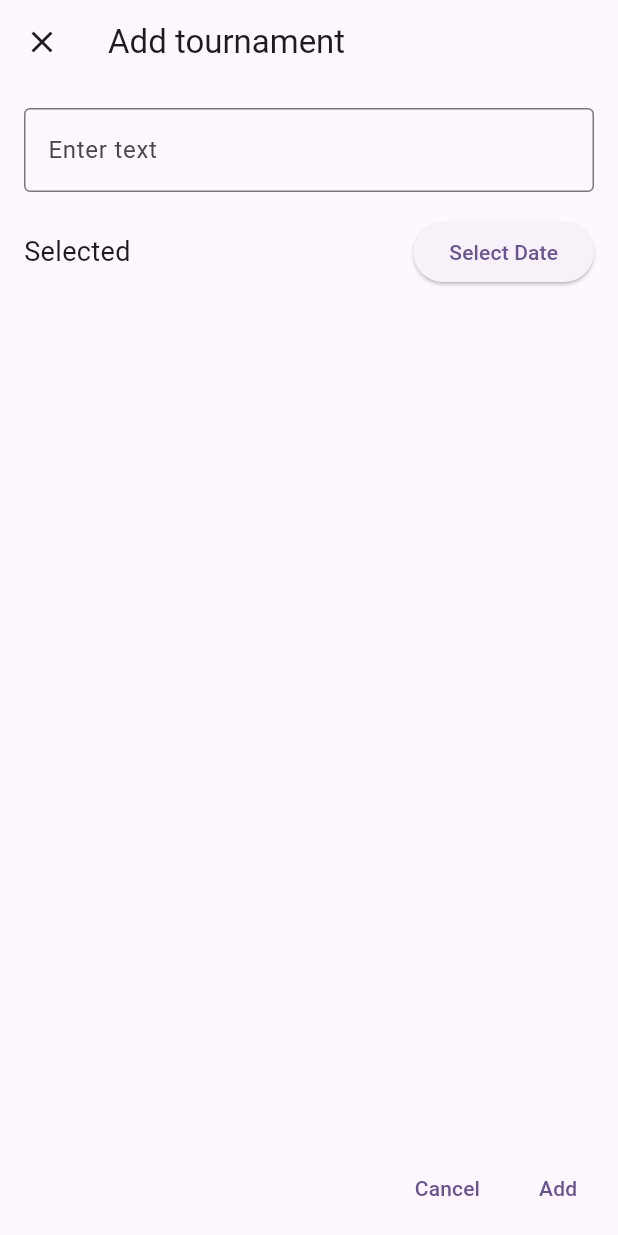
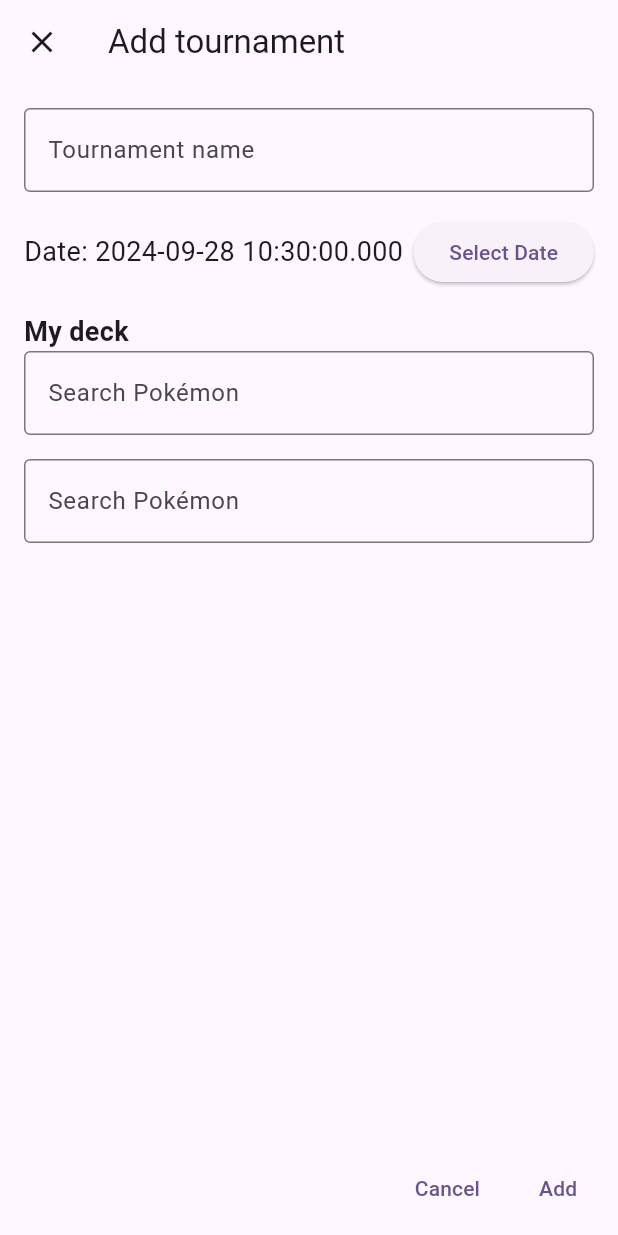
Before and after one commit to jlgrimes/training-court-app, a Flutter app: the AddTournamentDialog screen opened directly, on a phone screen of 412 x 824 dp. Run offline on Flutter 3.47's test engine with Material 3 defaults, Android fonts, the phone set to English and light mode, and no system bars; our stand-ins replace flutter_dotenv, flutter_riverpod, freezed_annotation, riverpod_annotation, supabase_flutter; missing offline and left inert: supabase_auth_ui; accounts and stored records are empty; generated files the repository leaves out were written again; network calls fail.

Commit message:
added input fields in there

```diff
--- /dev/null
+++ b/lib/components/archetype/double_archetype_selector.dart
@@ -0,0 +1,17 @@
+import 'package:flutter/material.dart';
+import 'package:trainingcourt/components/archetype/archetype_autocomplete.dart';
+
+class DoubleArchetypeSelector extends StatelessWidget {
+  Function(String message, int idx) handlePokemonSelect;
+
+  DoubleArchetypeSelector(this.handlePokemonSelect, {super.key});
+
+  @override
+  Widget build(BuildContext context) {
+    return Column(children: [
+                    ArchetypeAutocomplete(handlePokemonSelect: (p0) => handlePokemonSelect(p0, 0)),
+                              const SizedBox(height: 16),
+              ArchetypeAutocomplete(handlePokemonSelect: (p0) => handlePokemonSelect(p0, 1)),
+    ],);
+  }
+}
--- a/lib/components/tournaments/add_tournament_dialog.dart
+++ b/lib/components/tournaments/add_tournament_dialog.dart
@@ -1,4 +1,5 @@
 import 'package:flutter/material.dart';
+import 'package:trainingcourt/components/archetype/double_archetype_selector.dart';
 
 class AddTournamentDialog extends StatefulWidget {
   @override
@@ -11,6 +12,12 @@ class _AddTournamentDialogState extends State<AddTournamentDialog> {
 
   // Date picker state
   DateTime selectedDate = DateTime.now();
+
+  List<String> selectedArchetype = ['', ''];
+
+  void handlePokemonSelect(String message, int idx) {
+    selectedArchetype[idx] = message;
+  }
 
   // Labels for the toggle options
   final List<String> toggleOptions = ['W', 'L', 'T'];
@@ -46,13 +53,14 @@ return Dialog.fullscreen(
     body: Padding(
       padding: const EdgeInsets.all(16.0),
       child: Column(
+        crossAxisAlignment: CrossAxisAlignment.start,
         children: [
           TextField(
             onChanged: (text) {
               // Handle text input here
             },
             decoration: InputDecoration(
-              labelText: 'Enter text',
+              labelText: 'Tournament name',
               border: OutlineInputBorder(),
             ),
           ),
@@ -61,7 +69,7 @@ return Dialog.fullscreen(
             children: [
               Expanded(
                 child: Text(
-                  'Selected Date: ${selectedDate.toLocal()}'.split(' ')[0],
+                  'Date: ${selectedDate.toLocal()}',
                   style: const TextStyle(fontSize: 18),
                 ),
               ),
@@ -71,6 +79,12 @@ return Dialog.fullscreen(
               ),
             ],
           ),
+          const SizedBox(height: 16),
+          Text(
+              'My deck', // Label for the group
+              style: TextStyle(fontSize: 18, fontWeight: FontWeight.bold,),
+            ),
+          DoubleArchetypeSelector(handlePokemonSelect),
         ],
       ),
     ),
--- a/lib/components/tournaments/rounds/add_round_dialog.dart
+++ b/lib/components/tournaments/rounds/add_round_dialog.dart
@@ -1,5 +1,6 @@
 import 'package:flutter/material.dart';
 import 'package:trainingcourt/components/archetype/archetype_autocomplete.dart';
+import 'package:trainingcourt/components/archetype/double_archetype_selector.dart';
 
 class AddRoundDialog extends StatefulWidget {
   @override
@@ -26,8 +27,7 @@ return AlertDialog(
           title: const Text('Add round'),
           content: Column(
             children: [
-              ArchetypeAutocomplete(handlePokemonSelect: (p0) => handlePokemonSelect(p0, 0)),
-              ArchetypeAutocomplete(handlePokemonSelect: (p0) => handlePokemonSelect(p0, 1)),
+DoubleArchetypeSelector(handlePokemonSelect),
                           TextField(
               onChanged: (text) {
                 setState(() {
```
